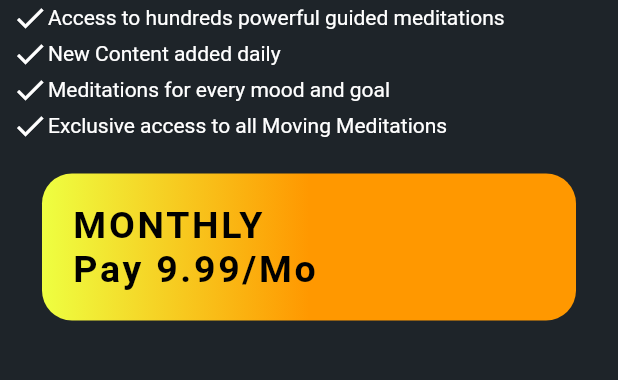
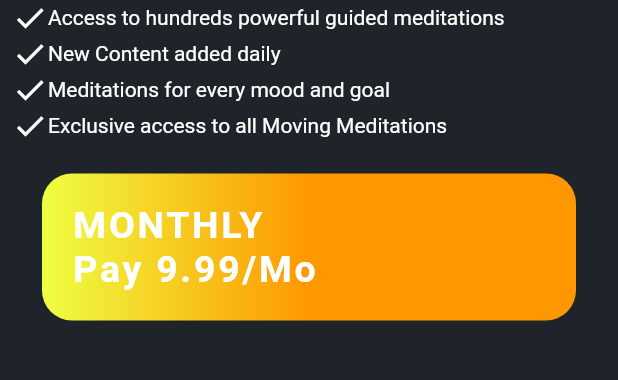
Before and after one commit to hassan-zafar/meditation_alive-Video-app, a Flutter app: the PaymentScreen screen opened directly with empty values, on a phone screen of 412 x 824 dp, the part 488-868 px from its top. Run offline on Flutter 3.47's test engine with Material 2 defaults, Android fonts, the phone set to English and light mode, and no system bars; our stand-ins replace badges, better_player, bot_toast, cached_network_image, cloud_firestore, file_picker and 16 more; missing offline and left inert: flutter_stripe, list_tile_switch; accounts and stored records are empty; network calls fail.

Commit message:
fixed light dark theme

```diff
--- a/lib/consts/consants.dart
+++ b/lib/consts/consants.dart
@@ -19,10 +19,10 @@
 // String education1stVid = "$education/Letting_go_of_Negativity.mp4";
 // String daily1stVid = "$daily/Evening_mediation.mp4";
 
-TextStyle titleTextStyle({double fontSize = 25, Color color = Colors.black}) {
+TextStyle titleTextStyle({double fontSize = 25, Color color = Colors.black,required BuildContext context}) {
   return TextStyle(
       fontSize: fontSize,
       fontWeight: FontWeight.w600,
-      color: color,
+      color:Theme.of(context).textTheme.bodyText1!.color,
       letterSpacing: 1.8);
 }
--- a/lib/main.dart
+++ b/lib/main.dart
@@ -39,7 +39,6 @@
   WidgetsFlutterBinding.ensureInitialized();
   Stripe.publishableKey =
       'pk_test_51JvN23LbLnT1uHuWgwACQH9Gm250Q9FG4q8dZG5EmNR5Brlhysq3DEAiwZLDICwGiotd5Ux1wmJ12zGv4l0xVwtz00tY9V2jDN';
-// 'pk_test_51JvN23LbLnT1uHuWgwACQH9Gm250Q9FG4q8dZG5EmNR5Brlhysq3DEAiwZLDICwGiotd5Ux1wmJ12zGv4l0xVwtz00tY9V2jDN'
   await Stripe.instance.applySettings();
   await Firebase.initializeApp();
   FirebaseMessaging.onBackgroundMessage(_firebaseMessagingBackgroundHandler);
--- a/lib/screens/adminScreens/uploadVideo.dart
+++ b/lib/screens/adminScreens/uploadVideo.dart
@@ -294,7 +294,7 @@
                         SizedBox(height: 10),
                         Text(
                           _isAudioSelected ? "Audio Selected" : "Select Audio",
-                          style: titleTextStyle(
+                          style: titleTextStyle(context: context,
                               color: Theme.of(context).dividerColor),
                         ),
                         ElevatedButton.icon(
@@ -312,7 +312,7 @@
                         /* Image picker here ***********************************/
                         Text(
                           "Select Image",
-                          style: titleTextStyle(
+                          style: titleTextStyle(context: context,
                               color: Theme.of(context).dividerColor),
                         ),
                         Row(
--- a/lib/screens/billingScreen.dart
+++ b/lib/screens/billingScreen.dart
@@ -31,7 +31,7 @@
                 Text(
                   'You Have not purchased any subscription yet',
                   textAlign: TextAlign.center,
-                  style: titleTextStyle(color: Theme.of(context).dividerColor),
+                  style: titleTextStyle(context: context, color: Theme.of(context).dividerColor),
                 )
               ],
             )
@@ -42,12 +42,12 @@
                 Text(
                   'Monthly Subscription',
                   textAlign: TextAlign.center,
-                  style: titleTextStyle(color: Theme.of(context).dividerColor),
+                  style: titleTextStyle(context: context,color: Theme.of(context).dividerColor),
                 ),
                 Text(
                   'Next billing date is $formattedtime',
                   textAlign: TextAlign.center,
-                  style: titleTextStyle(
+                  style: titleTextStyle(context: context,
                       color: Theme.of(context).dividerColor, fontSize: 22),
                 )
               ],
--- a/lib/screens/payment_screen.dart
+++ b/lib/screens/payment_screen.dart
@@ -33,7 +33,8 @@
                 children: [
                   Text(
                     'Unlock ',
-                    style: titleTextStyle(color: Colors.white),
+                    style:
+                        titleTextStyle(context: context, color: Colors.white),
                   ),
                   Image.asset(
                     logo,
@@ -113,11 +114,15 @@
                       children: [
                         Text(
                           'MONTHLY',
-                          style: titleTextStyle(),
+                          style: titleTextStyle(
+                            context: context,
+                          ),
                         ),
                         Text(
                           'Pay 9.99/Mo',
-                          style: titleTextStyle(),
+                          style: titleTextStyle(
+                            context: context,
+                          ),
                         ),
                       ],
                     ),
@@ -225,7 +230,6 @@
     }
   }
 
-// 'Bearer sk_test_51JvN23LbLnT1uHuWUJahSXKDn2LO7cZG4cciGVCw1tUrvEQT6W2kNyOdEhFyCEiwDIwm3mnFMeTbT6hqVWkxcp8V00jAv01FBf'
   calculateAmount(String amount) {
     final a = (int.parse(amount)) * 100;
     return a.toString();
--- a/lib/screens/user_info.dart
+++ b/lib/screens/user_info.dart
@@ -160,7 +160,7 @@
                                 children: [
                                   Text(
                                     "Settings",
-                                    style: titleTextStyle(color: Colors.white),
+                                    style: titleTextStyle(context: context,color: Colors.white),
                                   ),
                                   CircleAvatar(
                                     maxRadius: 50,
@@ -170,13 +170,13 @@
                                   ),
                                   Text(
                                     _name == null ? 'Guest' : _name!,
-                                    style: titleTextStyle(
+                                    style: titleTextStyle(context: context,
                                         fontSize: 20,
                                         color: Theme.of(context).dividerColor),
                                   ),
                                   Text(
                                     _email == null ? 'Guest' : _email!,
-                                    style: titleTextStyle(
+                                    style: titleTextStyle(context: context,
                                         fontSize: 16,
                                         color: Theme.of(context).dividerColor),
                                   ),
--- a/lib/widgets/bottom_bar.dart
+++ b/lib/widgets/bottom_bar.dart
@@ -27,7 +27,7 @@
       HomePage(),
       // Search(),
       // WishlistScreen(),
-      // UserInfoScreen(),
+      UserInfoScreen(),
       // UserNSearch(),
       // ChatLists(),
       // UploadProductForm(),
--- a/lib/widgets/commentsNChat.dart
+++ b/lib/widgets/commentsNChat.dart
@@ -291,7 +291,7 @@
               padding: const EdgeInsets.all(8.0),
               child: Text(
                 "Comments",
-                style: titleTextStyle(color: Theme.of(context).dividerColor),
+                style: titleTextStyle(context: context,color: Theme.of(context).dividerColor),
               ),
             ),
             Padding(
--- a/lib/widgets/video_widget.dart
+++ b/lib/widgets/video_widget.dart
@@ -123,7 +123,7 @@
           padding: const EdgeInsets.only(left: 8, right: 8, bottom: 16),
           child: Text(
             widget.product!.title!,
-            style: titleTextStyle(
+            style: titleTextStyle(context: context,
                 fontSize: 20, color: Theme.of(context).dividerColor),
           ),
         ),
```
Also changed, not shown: lib/consts/theme_data.dart (+5 -3 lines), lib/screens/homePage.dart (+22 -9 lines).
